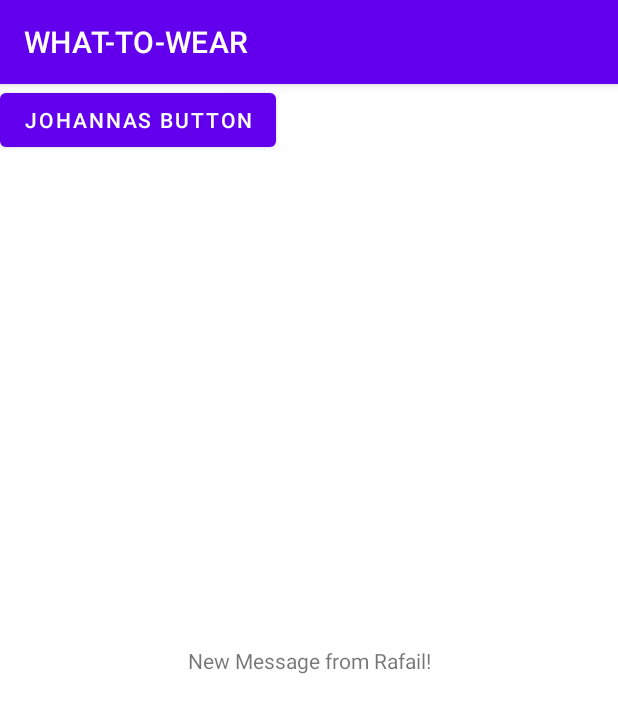
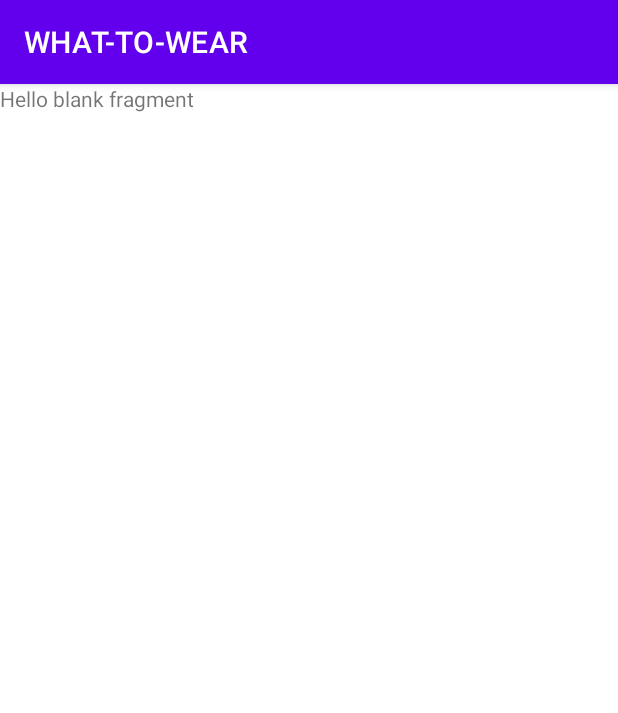
Before and after one commit to ETS-Android1/WHAT-TO-WEAR, an Android app: the screen it shows after launch (MainActivity), on a phone screen of 412 x 824 dp. Shown: the top 713 px of the screen. Run offline under Robolectric (Android 15) with nearby library versions, the phone set to English and light mode, and no system bars.

Commit message:
navigation initial
Signed-off-by: Rafail Loizou <r4fail.loizou@gmail.com>

```diff
--- a/app/build.gradle
+++ b/app/build.gradle
@@ -28,10 +28,12 @@ android {
 }
 
 dependencies {
-
+    implementation 'androidx.navigation:navigation-fragment:2.3.5'
+    implementation 'androidx.navigation:navigation-ui:2.3.5'
     implementation 'androidx.appcompat:appcompat:1.3.1'
     implementation 'com.google.android.material:material:1.4.0'
     implementation 'androidx.constraintlayout:constraintlayout:2.1.0'
+    implementation 'androidx.legacy:legacy-support-v4:1.0.0'
     testImplementation 'junit:junit:4.+'
     androidTestImplementation 'androidx.test.ext:junit:1.1.3'
     androidTestImplementation 'androidx.test.espresso:espresso-core:3.4.0'
--- a/app/src/main/AndroidManifest.xml
+++ b/app/src/main/AndroidManifest.xml
@@ -12,7 +12,6 @@
         <activity android:name=".MainActivity">
             <intent-filter>
                 <action android:name="android.intent.action.MAIN" />
-
                 <category android:name="android.intent.category.LAUNCHER" />
             </intent-filter>
         </activity>
--- /dev/null
+++ b/app/src/main/java/com/tasdasdsaduiz/what_to_wear/Login_Screen.java
@@ -0,0 +1,64 @@
+package com.tasdasdsaduiz.what_to_wear;
+
+import android.os.Bundle;
+
+import androidx.fragment.app.Fragment;
+
+import android.view.LayoutInflater;
+import android.view.View;
+import android.view.ViewGroup;
+
+/**
+ * A simple {@link Fragment} subclass.
+ * Use the {@link Login_Screen#newInstance} factory method to
+ * create an instance of this fragment.
+ */
+public class Login_Screen extends Fragment {
+
+    // TODO: Rename parameter arguments, choose names that match
+    // the fragment initialization parameters, e.g. ARG_ITEM_NUMBER
+    private static final String ARG_PARAM1 = "param1";
+    private static final String ARG_PARAM2 = "param2";
+
+    // TODO: Rename and change types of parameters
+    private String mParam1;
+    private String mParam2;
+
+    public Login_Screen() {
+        // Required empty public constructor
+    }
+
+    /**
+     * Use this factory method to create a new instance of
+     * this fragment using the provided parameters.
+     *
+     * @param param1 Parameter 1.
+     * @param param2 Parameter 2.
+     * @return A new instance of fragment Login_Screen.
+     */
+    // TODO: Rename and change types and number of parameters
+    public static Login_Screen newInstance(String param1, String param2) {
+        Login_Screen fragment = new Login_Screen();
+        Bundle args = new Bundle();
+        args.putString(ARG_PARAM1, param1);
+        args.putString(ARG_PARAM2, param2);
+        fragment.setArguments(args);
+        return fragment;
+    }
+
+    @Override
+    public void onCreate(Bundle savedInstanceState) {
+        super.onCreate(savedInstanceState);
+        if (getArguments() != null) {
+            mParam1 = getArguments().getString(ARG_PARAM1);
+            mParam2 = getArguments().getString(ARG_PARAM2);
+        }
+    }
+
+    @Override
+    public View onCreateView(LayoutInflater inflater, ViewGroup container,
+                             Bundle savedInstanceState) {
+        // Inflate the layout for this fragment
+        return inflater.inflate(R.layout.fragment_login__screen, container, false);
+    }
+}
--- a/app/src/main/java/com/tasdasdsaduiz/what_to_wear/MainActivity.java
+++ b/app/src/main/java/com/tasdasdsaduiz/what_to_wear/MainActivity.java
@@ -3,6 +3,7 @@ package com.tasdasdsaduiz.what_to_wear;
 import androidx.appcompat.app.AppCompatActivity;
 
 import android.os.Bundle;
+import android.view.WindowManager;
 
 public class MainActivity extends AppCompatActivity {
 
@@ -10,5 +11,9 @@ public class MainActivity extends AppCompatActivity {
     protected void onCreate(Bundle savedInstanceState) {
         super.onCreate(savedInstanceState);
         setContentView(R.layout.activity_main);
+
+        // make it full screen
+        getWindow().setFlags(WindowManager.LayoutParams.FLAG_FULLSCREEN,WindowManager.LayoutParams.FLAG_FULLSCREEN);
+
     }
 }
--- a/app/src/main/res/layout/activity_main.xml
+++ b/app/src/main/res/layout/activity_main.xml
@@ -6,21 +6,14 @@
     android:layout_height="match_parent"
     tools:context=".MainActivity">
 
-    <TextView
-        android:layout_width="wrap_content"
-        android:layout_height="wrap_content"
-        android:text="New Message from Rafail!"
-        app:layout_constraintBottom_toBottomOf="parent"
-        app:layout_constraintLeft_toLeftOf="parent"
-        app:layout_constraintRight_toRightOf="parent"
-        app:layout_constraintTop_toTopOf="parent" />
+    <fragment
+    android:id="@+id/fragment"
+    android:name="androidx.navigation.fragment.NavHostFragment"
+    android:layout_width="match_parent"
+    android:layout_height="match_parent"
+    app:defaultNavHost="true"
+    app:layout_constraintStart_toStartOf="parent"
+    app:layout_constraintTop_toTopOf="parent"
+    app:navGraph="@navigation/nav_map_please" />
 
-    <Button
-        android:id="@+id/button"
-        android:layout_width="wrap_content"
-        android:layout_height="wrap_content"
-        android:text="Johannas button"
-        tools:layout_editor_absoluteX="113dp"
-        tools:layout_editor_absoluteY="398dp" />
-
-</androidx.constraintlayout.widget.ConstraintLayout>
+    </androidx.constraintlayout.widget.ConstraintLayout>
--- /dev/null
+++ b/app/src/main/res/layout/fragment_login__screen.xml
@@ -0,0 +1,14 @@
+<?xml version="1.0" encoding="utf-8"?>
+<FrameLayout xmlns:android="http://schemas.android.com/apk/res/android"
+    xmlns:tools="http://schemas.android.com/tools"
+    android:layout_width="match_parent"
+    android:layout_height="match_parent"
+    tools:context=".Login_Screen">
+
+    <!-- TODO: Update blank fragment layout -->
+    <TextView
+        android:layout_width="match_parent"
+        android:layout_height="match_parent"
+        android:text="@string/hello_blank_fragment" />
+
+</FrameLayout>
--- /dev/null
+++ b/app/src/main/res/navigation/nav_map_please.xml
@@ -0,0 +1,71 @@
+<?xml version="1.0" encoding="utf-8"?>
+<navigation xmlns:android="http://schemas.android.com/apk/res/android"
+    xmlns:app="http://schemas.android.com/apk/res-auto"
+    xmlns:tools="http://schemas.android.com/tools"
+    android:id="@+id/nav_map_please"
+    app:startDestination="@id/login_Screen">
+
+    <fragment
+        android:id="@+id/main_Menu"
+        android:name="com.tasdasdsaduiz.what_to_wear.Main_Menu"
+        android:label="fragment_main__menu"
+        tools:layout="@layout/fragment_main__menu" >
+        <action
+            android:id="@+id/action_main_Menu_to_services"
+            app:destination="@id/services" />
+        <action
+            android:id="@+id/action_main_Menu_to_wardrobe"
+            app:destination="@id/wardrobe" />
+        <action
+            android:id="@+id/action_main_Menu_to_trends"
+            app:destination="@id/trends" />
+        <action
+            android:id="@+id/action_main_Menu_to_styles"
+            app:destination="@id/styles" />
+    </fragment>
+    <fragment
+        android:id="@+id/services"
+        android:name="com.tasdasdsaduiz.what_to_wear.Services"
+        android:label="fragment_services"
+        tools:layout="@layout/fragment_services" >
+        <action
+            android:id="@+id/action_services_to_main_Menu"
+            app:destination="@id/main_Menu" />
+    </fragment>
+    <fragment
+        android:id="@+id/wardrobe"
+        android:name="com.tasdasdsaduiz.what_to_wear.Wardrobe"
+        android:label="fragment_wardrobe"
+        tools:layout="@layout/fragment_wardrobe" >
+        <action
+            android:id="@+id/action_wardrobe_to_main_Menu"
+            app:destination="@id/main_Menu" />
+    </fragment>
+    <fragment
+        android:id="@+id/login_Screen"
+        android:name="com.tasdasdsaduiz.what_to_wear.Login_Screen"
+        android:label="fragment_login__screen"
+        tools:layout="@layout/fragment_login__screen" >
+        <action
+            android:id="@+id/action_login_Screen_to_main_Menu"
+            app:destination="@id/main_Menu" />
+    </fragment>
+    <fragment
+        android:id="@+id/trends"
+        android:name="com.tasdasdsaduiz.what_to_wear.Trends"
+        android:label="fragment_trends"
+        tools:layout="@layout/fragment_trends" >
+        <action
+            android:id="@+id/action_trends_to_main_Menu"
+            app:destination="@id/main_Menu" />
+    </fragment>
+    <fragment
+        android:id="@+id/styles"
+        android:name="com.tasdasdsaduiz.what_to_wear.styles"
+        android:label="fragment_styles"
+        tools:layout="@layout/fragment_styles" >
+        <action
+            android:id="@+id/action_styles_to_main_Menu"
+            app:destination="@id/main_Menu" />
+    </fragment>
+</navigation>
--- a/app/src/main/res/values/strings.xml
+++ b/app/src/main/res/values/strings.xml
@@ -1,3 +1,5 @@
 <resources>
     <string name="app_name">WHAT-TO-WEAR</string>
+    <!-- TODO: Remove or change this placeholder text -->
+    <string name="hello_blank_fragment">Hello blank fragment</string>
 </resources>
```
Also changed, not shown: app/src/main/java/com/tasdasdsaduiz/what_to_wear/Main_Menu.java (added, +89 -0 lines), app/src/main/java/com/tasdasdsaduiz/what_to_wear/Services.java (added, +89 -0 lines), app/src/main/java/com/tasdasdsaduiz/what_to_wear/Trends.java (added, +64 -0 lines), app/src/main/java/com/tasdasdsaduiz/what_to_wear/Wardrobe.java (added, +64 -0 lines), app/src/main/java/com/tasdasdsaduiz/what_to_wear/styles.java (added, +64 -0 lines), app/src/main/res/layout/fragment_main__menu.xml (added, +28 -0 lines), app/src/main/res/layout/fragment_services.xml (added, +29 -0 lines), app/src/main/res/layout/fragment_styles.xml (added, +14 -0 lines), app/src/main/res/layout/fragment_trends.xml (added, +14 -0 lines), app/src/main/res/layout/fragment_wardrobe.xml (added, +14 -0 lines).
